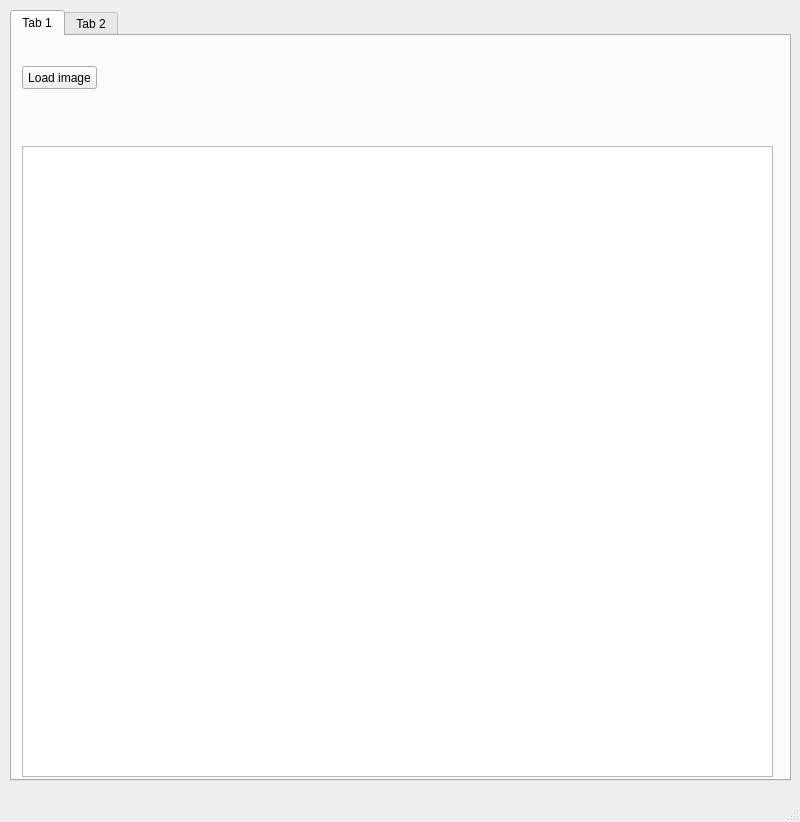
First picture: the form in window.ui, repository PavelKuropatin/perceptron, before the edit.
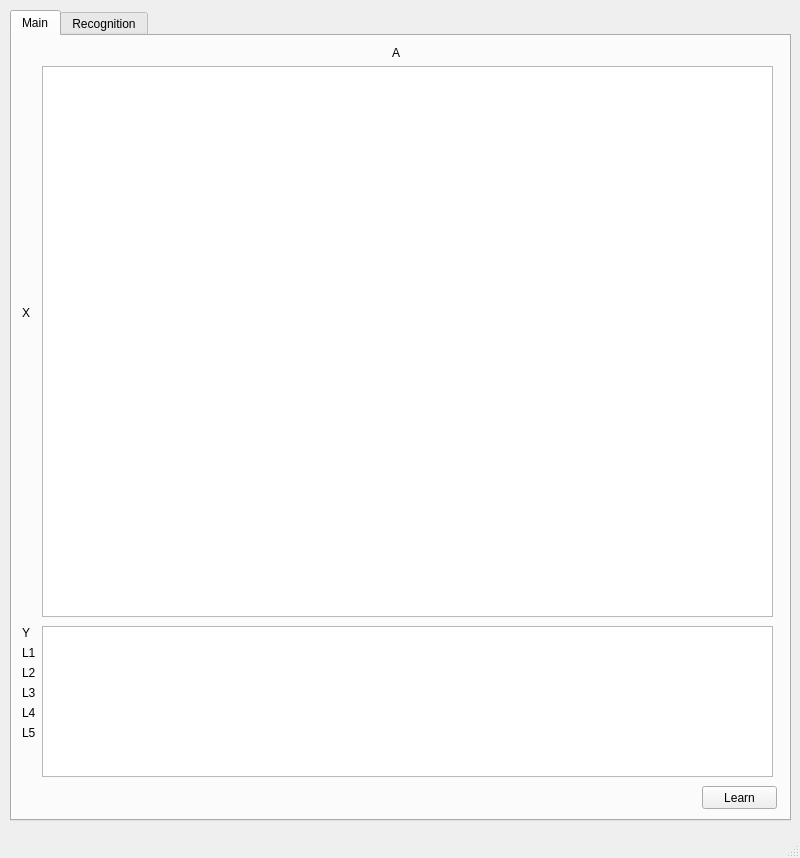
Second picture: the form after the edit.

Diff of the .ui file:
```diff
--- a/window.ui
+++ b/window.ui
@@ -7,7 +7,7 @@
     <x>0</x>
     <y>0</y>
     <width>800</width>
-    <height>822</height>
+       <height>858</height>
    </rect>
   </property>
   <property name="windowTitle">
@@ -20,15 +20,206 @@
       <x>10</x>
       <y>10</y>
       <width>781</width>
-      <height>771</height>
+         <height>811</height>
      </rect>
     </property>
     <property name="currentIndex">
      <number>0</number>
     </property>
+       <widget class="QWidget" name="main_tab">
+           <attribute name="title">
+               <string>Main</string>
+           </attribute>
+           <widget class="QTableView" name="a_table">
+               <property name="geometry">
+                   <rect>
+                       <x>30</x>
+                       <y>30</y>
+                       <width>731</width>
+                       <height>551</height>
+                   </rect>
+               </property>
+               <attribute name="horizontalHeaderVisible">
+                   <bool>false</bool>
+               </attribute>
+               <attribute name="horizontalHeaderMinimumSectionSize">
+                   <number>20</number>
+               </attribute>
+               <attribute name="horizontalHeaderDefaultSectionSize">
+                   <number>20</number>
+               </attribute>
+               <attribute name="verticalHeaderVisible">
+                   <bool>false</bool>
+               </attribute>
+               <attribute name="verticalHeaderMinimumSectionSize">
+                   <number>15</number>
+               </attribute>
+               <attribute name="verticalHeaderDefaultSectionSize">
+                   <number>15</number>
+               </attribute>
+           </widget>
+           <widget class="QTableView" name="out_table">
+               <property name="geometry">
+                   <rect>
+                       <x>30</x>
+                       <y>590</y>
+                       <width>731</width>
+                       <height>151</height>
+                   </rect>
+               </property>
+               <attribute name="horizontalHeaderVisible">
+                   <bool>false</bool>
+               </attribute>
+               <attribute name="horizontalHeaderMinimumSectionSize">
+                   <number>30</number>
+               </attribute>
+               <attribute name="horizontalHeaderDefaultSectionSize">
+                   <number>30</number>
+               </attribute>
+               <attribute name="verticalHeaderVisible">
+                   <bool>false</bool>
+               </attribute>
+               <attribute name="verticalHeaderMinimumSectionSize">
+                   <number>20</number>
+               </attribute>
+               <attribute name="verticalHeaderDefaultSectionSize">
+                   <number>20</number>
+               </attribute>
+           </widget>
+           <widget class="QLabel" name="label">
+               <property name="geometry">
+                   <rect>
+                       <x>380</x>
+                       <y>10</y>
+                       <width>47</width>
+                       <height>13</height>
+                   </rect>
+               </property>
+               <property name="text">
+                   <string>A</string>
+               </property>
+           </widget>
+           <widget class="QLabel" name="label_2">
+               <property name="geometry">
+                   <rect>
+                       <x>10</x>
+                       <y>270</y>
+                       <width>47</width>
+                       <height>13</height>
+                   </rect>
+               </property>
+               <property name="text">
+                   <string>X</string>
+               </property>
+           </widget>
+           <widget class="QLabel" name="sum_label">
+               <property name="geometry">
+                   <rect>
+                       <x>10</x>
+                       <y>750</y>
+                       <width>621</width>
+                       <height>16</height>
+                   </rect>
+               </property>
+               <property name="text">
+                   <string/>
+               </property>
+           </widget>
+           <widget class="QLabel" name="label_4">
+               <property name="geometry">
+                   <rect>
+                       <x>10</x>
+                       <y>590</y>
+                       <width>47</width>
+                       <height>13</height>
+                   </rect>
+               </property>
+               <property name="text">
+                   <string>Y</string>
+               </property>
+           </widget>
+           <widget class="QLabel" name="label_5">
+               <property name="geometry">
+                   <rect>
+                       <x>10</x>
+                       <y>610</y>
+                       <width>47</width>
+                       <height>13</height>
+                   </rect>
+               </property>
+               <property name="text">
+                   <string>L1</string>
+               </property>
+           </widget>
+           <widget class="QLabel" name="label_6">
+               <property name="geometry">
+                   <rect>
+                       <x>10</x>
+                       <y>630</y>
+                       <width>47</width>
+                       <height>13</height>
+                   </rect>
+               </property>
+               <property name="text">
+                   <string>L2</string>
+               </property>
+           </widget>
+           <widget class="QLabel" name="label_7">
+               <property name="geometry">
+                   <rect>
+                       <x>10</x>
+                       <y>650</y>
+                       <width>47</width>
+                       <height>13</height>
+                   </rect>
+               </property>
+               <property name="text">
+                   <string>L3</string>
+               </property>
+           </widget>
+           <widget class="QLabel" name="label_8">
+               <property name="geometry">
+                   <rect>
+                       <x>10</x>
+                       <y>670</y>
+                       <width>47</width>
+                       <height>13</height>
+                   </rect>
+               </property>
+               <property name="text">
+                   <string>L4</string>
+               </property>
+           </widget>
+           <widget class="QLabel" name="label_9">
+               <property name="geometry">
+                   <rect>
+                       <x>10</x>
+                       <y>690</y>
+                       <width>47</width>
+                       <height>13</height>
+                   </rect>
+               </property>
+               <property name="text">
+                   <string>L5</string>
+               </property>
+           </widget>
+           <widget class="QPushButton" name="learn_button">
+               <property name="geometry">
+                   <rect>
+                       <x>690</x>
+                       <y>750</y>
+                       <width>75</width>
+                       <height>23</height>
+                   </rect>
+               </property>
+               <property name="text">
+                   <string>Learn</string>
+               </property>
+           </widget>
+       </widget>
     <widget class="QWidget" name="image_tab">
      <attribute name="title">
-      <string>Tab 1</string>
+         <string>Recognition</string>
      </attribute>
      <widget class="QPushButton" name="load_image_button">
       <property name="geometry">
@@ -85,11 +276,6 @@
       </attribute>
      </widget>
     </widget>
-    <widget class="QWidget" name="tab_2">
-     <attribute name="title">
-      <string>Tab 2</string>
-     </attribute>
-    </widget>
    </widget>
   </widget>
   <widget class="QMenuBar" name="menubar">
```
Left out of the diff: 19 changed lines with no effect on the pictures.
